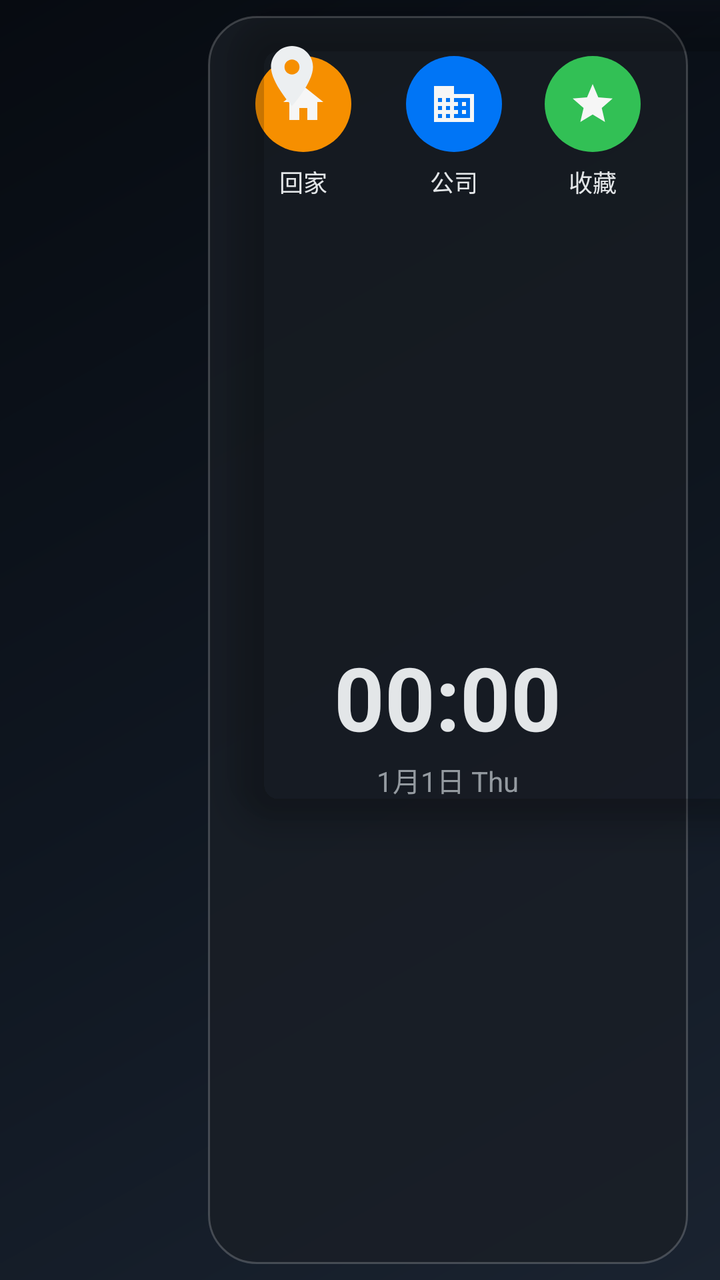
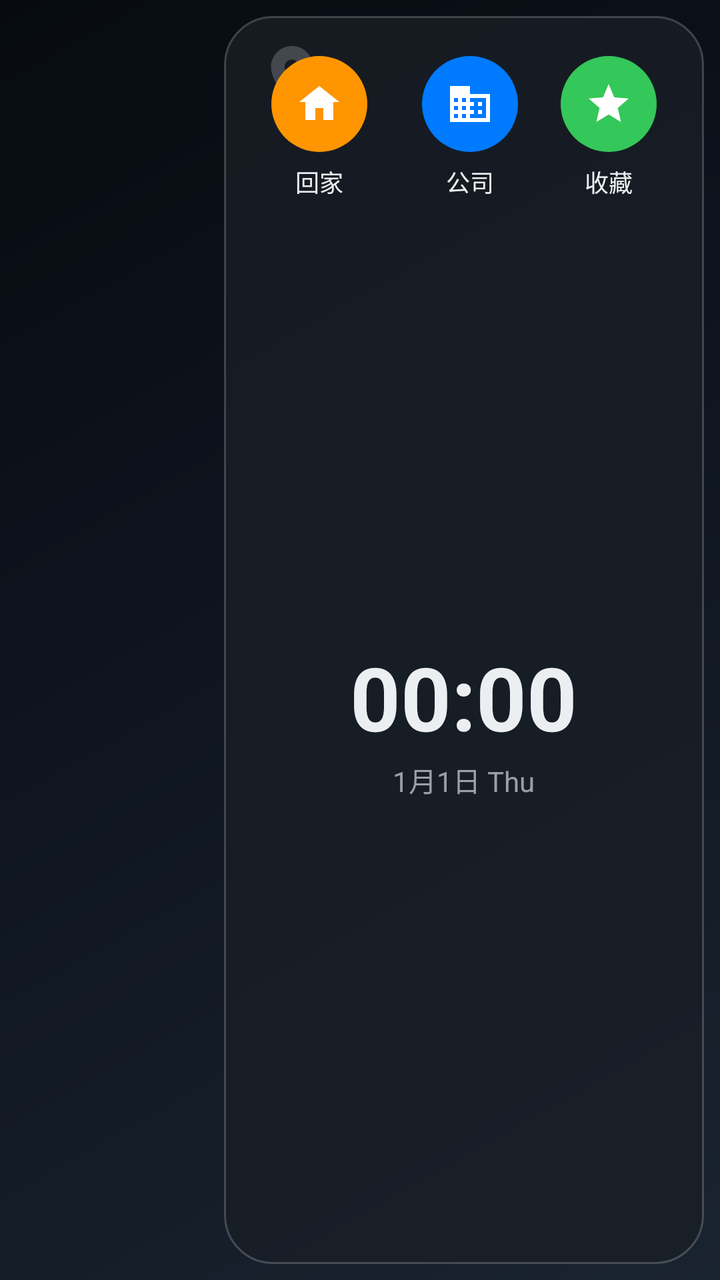

An Android layout rendered at two revisions. The XML below is the earlier revision; the diff shows what the commit changed to produce the second picture.
<!-- AndroidManifest.xml: application theme Theme.NUI -->
<!-- res/layout/page_desktop.xml -->
<?xml version="1.0" encoding="utf-8"?>
<FrameLayout xmlns:android="http://schemas.android.com/apk/res/android"
    xmlns:app="http://schemas.android.com/apk/res-auto"
    android:layout_width="match_parent"
    android:layout_height="match_parent">

    
    <com.google.android.material.card.MaterialCardView
        android:id="@+id/mapPanel"
        android:layout_width="600dp"
        android:layout_height="400dp"
        android:layout_marginStart="116dp"
        android:layout_marginTop="8dp"
        app:cardCornerRadius="24dp"
        app:cardElevation="10dp"
        app:cardBackgroundColor="@android:color/transparent"
        app:strokeWidth="0dp">

        <FrameLayout
            android:id="@+id/mapContainer"
            android:layout_width="match_parent"
            android:layout_height="match_parent"
            android:background="@android:color/transparent" />

        <ImageButton
            android:id="@+id/btnSwitchMap"
            android:layout_width="40dp"
            android:layout_height="40dp"
            android:layout_gravity="top|start"
            android:layout_margin="10dp"
            android:background="@drawable/bg_dock_item"
            android:contentDescription="@string/dock_map"
            android:scaleType="centerInside"
            android:src="@drawable/ic_dock_map"
            android:tint="@color/text_primary" />
    </com.google.android.material.card.MaterialCardView>

    
    <LinearLayout
        android:id="@+id/rightPanel"
        android:layout_width="240dp"
        android:layout_height="match_parent"
        android:layout_gravity="top|end"
        android:orientation="vertical"
        android:padding="16dp"
        android:layout_marginTop="8dp"
        android:layout_marginBottom="8dp"
        android:layout_marginEnd="16dp"
        android:background="@drawable/bg_panel">

        
        <LinearLayout
            android:id="@+id/navRow"
            android:layout_width="match_parent"
            android:layout_height="wrap_content"
            android:orientation="horizontal"
            android:gravity="center">

            <LinearLayout
                android:id="@+id/btnNavHome"
                android:layout_width="0dp"
                android:layout_height="wrap_content"
                android:layout_weight="1"
                android:layout_marginEnd="6dp"
                android:orientation="vertical"
                android:gravity="center"
                android:clickable="true"
                android:focusable="true"
                android:background="?attr/selectableItemBackgroundBorderless"
                android:paddingTop="4dp"
                android:paddingBottom="4dp">

                <ImageView
                    android:id="@+id/navIconHome"
                    android:layout_width="48dp"
                    android:layout_height="48dp"
                    android:scaleType="centerInside"
                    android:background="@drawable/bg_nav_home_circle"
                    android:tint="#FFFFFF"
                    android:padding="10dp"
                    android:src="@drawable/ic_nav_home" />

                <TextView
                    android:id="@+id/navLabelHome"
                    android:layout_width="wrap_content"
                    android:layout_height="wrap_content"
                    android:layout_marginTop="6dp"
                    android:text="回家"
                    android:textSize="12sp"
                    android:textColor="@color/text_primary"
                    android:maxLines="1"
                    android:ellipsize="end" />
            </LinearLayout>

            <LinearLayout
                android:id="@+id/btnNavCompany"
                android:layout_width="0dp"
                android:layout_height="wrap_content"
                android:layout_weight="1"
                android:layout_marginStart="6dp"
                android:orientation="vertical"
                android:gravity="center"
                android:clickable="true"
                android:focusable="true"
                android:background="?attr/selectableItemBackgroundBorderless"
                android:paddingTop="4dp"
                android:paddingBottom="4dp">

                <ImageView
                    android:id="@+id/navIconCompany"
                    android:layout_width="48dp"
                    android:layout_height="48dp"
                    android:scaleType="centerInside"
                    android:background="@drawable/bg_nav_company_circle"
                    android:tint="#FFFFFF"
                    android:padding="10dp"
                    android:src="@drawable/ic_nav_company" />

                <TextView
                    android:id="@+id/navLabelCompany"
                    android:layout_width="wrap_content"
                    android:layout_height="wrap_content"
                    android:layout_marginTop="6dp"
                    android:text="公司"
                    android:textSize="12sp"
                    android:textColor="@color/text_primary"
                    android:maxLines="1"
                    android:ellipsize="end" />
            </LinearLayout>

            <LinearLayout
                android:id="@+id/btnNavFavorite"
                android:layout_width="0dp"
                android:layout_height="wrap_content"
                android:layout_weight="1"
                android:layout_marginStart="6dp"
                android:orientation="vertical"
                android:gravity="center"
                android:clickable="true"
                android:focusable="true"
                android:background="?attr/selectableItemBackgroundBorderless"
                android:paddingTop="4dp"
                android:paddingBottom="4dp">

                <ImageView
                    android:id="@+id/navIconFavorite"
                    android:layout_width="48dp"
                    android:layout_height="48dp"
                    android:scaleType="centerInside"
                    android:background="@drawable/bg_nav_favorite_circle"
                    android:tint="#FFFFFF"
                    android:padding="10dp"
                    android:src="@drawable/ic_nav_favorite" />

                <TextView
                    android:id="@+id/navLabelFavorite"
                    android:layout_width="wrap_content"
                    android:layout_height="wrap_content"
                    android:layout_marginTop="6dp"
                    android:text="收藏"
                    android:textSize="12sp"
                    android:textColor="@color/text_primary"
                    android:maxLines="1"
                    android:ellipsize="end" />
            </LinearLayout>
        </LinearLayout>

        
            
            <include
                android:id="@+id/navInfoOverlay"
                layout="@layout/view_nav_info"
                android:layout_width="match_parent"
                android:layout_height="wrap_content" />

        
        <LinearLayout
            android:layout_width="match_parent"
            android:layout_height="0dp"
            android:layout_weight="1"
            android:orientation="vertical"
            android:gravity="center"
            android:layout_marginTop="8dp">

            <TextClock
                android:id="@+id/clockTime"
                android:layout_width="wrap_content"
                android:layout_height="wrap_content"
                android:format12Hour="HH:mm"
                android:format24Hour="HH:mm"
                android:textSize="44sp"
                android:textColor="@color/text_primary"
                android:textStyle="bold" />

            <TextClock
                android:id="@+id/clockDate"
                android:layout_width="wrap_content"
                android:layout_height="wrap_content"
                android:format12Hour="M月d日 EEE"
                android:format24Hour="M月d日 EEE"
                android:textSize="14sp"
                android:textColor="@color/text_secondary"
                android:layout_marginTop="2dp" />

            <TextView
                android:id="@+id/weatherText"
                android:layout_width="wrap_content"
                android:layout_height="wrap_content"
                android:textSize="14sp"
                android:textColor="@color/text_secondary"
                android:layout_marginTop="2dp"
                android:visibility="gone" />
        </LinearLayout>

        
        <com.google.android.material.card.MaterialCardView
            android:id="@+id/musicPanel"
            android:layout_width="match_parent"
            android:layout_height="wrap_content"
            android:layout_marginTop="8dp"
            app:cardCornerRadius="16dp"
            app:cardElevation="6dp"
            app:cardBackgroundColor="@color/map_bg"
            app:strokeWidth="0dp">

            <FrameLayout
                android:id="@+id/musicContainer"
                android:layout_width="match_parent"
                android:layout_height="match_parent" />
        </com.google.android.material.card.MaterialCardView>
    </LinearLayout>
</FrameLayout>
<!-- res/layout/view_nav_info.xml (included above) -->
<?xml version="1.0"?>
<LinearLayout xmlns:android="http://schemas.android.com/apk/res/android"
    android:layout_width="match_parent"
    android:layout_height="wrap_content"
    android:orientation="vertical"
    android:gravity="center_horizontal"
    android:background="@drawable/bg_nav_card"
    android:paddingStart="12dp"
    android:paddingEnd="12dp"
    android:paddingTop="10dp"
    android:paddingBottom="12dp"
    android:visibility="gone">

    
    <LinearLayout
        android:id="@+id/navInfoNavBlock"
        android:layout_width="match_parent"
        android:layout_height="wrap_content"
        android:orientation="vertical"
        android:gravity="center_horizontal"
        android:visibility="gone">

        
        <LinearLayout
            android:layout_width="match_parent"
            android:layout_height="wrap_content"
            android:orientation="horizontal"
            android:gravity="center">

            <ImageView
                android:id="@+id/navInfoTurn"
                android:layout_width="56dp"
                android:layout_height="56dp"
                android:scaleType="centerInside"
                android:contentDescription="转向"
                android:visibility="gone" />

            <TextView
                android:id="@+id/navInfoDest"
                android:layout_width="0dp"
                android:layout_height="wrap_content"
                android:layout_weight="1"
                android:layout_marginStart="8dp"
                android:text="回家"
                android:textSize="18sp"
                android:textStyle="bold"
                android:textColor="#FFFFFF"
                android:maxLines="1"
                android:ellipsize="end" />
        </LinearLayout>

        
        <TextView
            android:id="@+id/navInfoEta"
            android:layout_width="wrap_content"
            android:layout_height="wrap_content"
            android:layout_marginTop="2dp"
            android:text="23分钟 · 12公里"
            android:textSize="26sp"
            android:textStyle="bold"
            android:textColor="#FFFFFF"
            android:maxLines="1"
            android:ellipsize="end" />

        
        <LinearLayout
            android:id="@+id/navInfoCamera"
            android:layout_width="wrap_content"
            android:layout_height="wrap_content"
            android:layout_marginTop="6dp"
            android:background="@drawable/bg_nav_camera"
            android:paddingStart="10dp"
            android:paddingEnd="12dp"
            android:paddingTop="4dp"
            android:paddingBottom="4dp"
            android:gravity="center_vertical"
            android:orientation="horizontal"
            android:visibility="gone">

            <ImageView
                android:id="@+id/navInfoCameraIcon"
                android:layout_width="38dp"
                android:layout_height="38dp"
                android:background="@drawable/camera_shape"
                android:contentDescription="@null"
                android:src="@drawable/camera_default" />

            <TextView
                android:id="@+id/navInfoCameraText"
                android:layout_width="wrap_content"
                android:layout_height="wrap_content"
                android:layout_marginStart="6dp"
                android:text="300米测速 限速60"
                android:textSize="24sp"
                android:textStyle="bold"
                android:textColor="#FFD54F"
                android:maxLines="1"
                android:ellipsize="end" />
        </LinearLayout>

        
        <TextView
            android:id="@+id/navInfoExit"
            android:layout_width="wrap_content"
            android:layout_height="wrap_content"
            android:layout_marginTop="4dp"
            android:text="出口 郑州 · 2公里"
            android:textSize="18sp"
            android:textStyle="bold"
            android:textColor="#FFFFFF"
            android:maxLines="1"
            android:ellipsize="end"
            android:visibility="gone" />

        
        <TextView
            android:id="@+id/navInfoTmc"
            android:layout_width="wrap_content"
            android:layout_height="wrap_content"
            android:layout_marginTop="4dp"
            android:text="前方800米 拥堵"
            android:textSize="18sp"
            android:textStyle="bold"
            android:textColor="#FF5252"
            android:maxLines="1"
            android:ellipsize="end"
            android:visibility="gone" />

        
        <LinearLayout
            android:layout_width="wrap_content"
            android:layout_height="wrap_content"
            android:layout_marginTop="6dp"
            android:gravity="center_vertical"
            android:orientation="horizontal">

            <TextView
                android:id="@+id/navSpeedCircle"
                android:layout_width="64dp"
                android:layout_height="64dp"
                android:background="@drawable/bg_speed_circle"
                android:gravity="center"
                android:text="65"
                android:textSize="36sp"
                android:textStyle="bold"
                android:textColor="#FFFFFF"
                android:maxLines="1" />

            
            <TextView
                android:id="@+id/navLimitCircle"
                android:layout_width="64dp"
                android:layout_height="64dp"
                android:layout_marginStart="14dp"
                android:background="@drawable/bg_speed_limit"
                android:gravity="center"
                android:text="60"
                android:textSize="36sp"
                android:textStyle="bold"
                android:textColor="#1C1C1E"
                android:maxLines="1"
                android:visibility="gone" />
        </LinearLayout>
    </LinearLayout>

    
    <LinearLayout
        android:id="@+id/navInfoCruiseBlock"
        android:layout_width="match_parent"
        android:layout_height="wrap_content"
        android:orientation="vertical"
        android:gravity="center_horizontal"
        android:visibility="gone">

        
        <LinearLayout
            android:id="@+id/cruiseRow"
            android:layout_width="wrap_content"
            android:layout_height="wrap_content"
            android:gravity="center_vertical"
            android:orientation="horizontal">

            <TextView
                android:id="@+id/cruiseSpeed"
                android:layout_width="64dp"
                android:layout_height="64dp"
                android:background="@drawable/bg_speed_circle"
                android:gravity="center"
                android:text="65"
                android:textSize="36sp"
                android:textStyle="bold"
                android:textColor="#FFFFFF"
                android:maxLines="1" />

            
            <TextView
                android:id="@+id/cruiseLimit"
                android:layout_width="64dp"
                android:layout_height="64dp"
                android:layout_marginStart="14dp"
                android:background="@drawable/bg_speed_limit"
                android:gravity="center"
                android:text="60"
                android:textSize="36sp"
                android:textStyle="bold"
                android:textColor="#1C1C1E"
                android:maxLines="1"
                android:visibility="gone" />
        </LinearLayout>

        
        <LinearLayout
            android:id="@+id/cruiseCamOther"
            android:layout_width="wrap_content"
            android:layout_height="wrap_content"
            android:layout_marginTop="6dp"
            android:gravity="center_vertical"
            android:orientation="horizontal"
            android:visibility="gone">

            <ImageView
                android:id="@+id/cruiseCamOtherIcon"
                android:layout_width="38dp"
                android:layout_height="38dp"
                android:background="@drawable/camera_shape"
                android:contentDescription="@null"
                android:src="@drawable/camera_light" />

            <TextView
                android:id="@+id/cruiseCamOtherText"
                android:layout_width="wrap_content"
                android:layout_height="wrap_content"
                android:layout_marginStart="8dp"
                android:text="300米"
                android:textSize="40sp"
                android:textColor="#FFFFFF"
                android:maxLines="1"
                android:ellipsize="end" />
        </LinearLayout>

        
        <LinearLayout
            android:id="@+id/cruiseLight"
            android:layout_width="wrap_content"
            android:layout_height="wrap_content"
            android:layout_marginTop="6dp"
            android:gravity="center_vertical"
            android:orientation="horizontal"
            android:visibility="gone" />
    </LinearLayout>
</LinearLayout>
<!-- resources referenced by this layout -->
<resources>
  <color name="map_bg">#0B1426</color>
  <color name="text_primary">#ECEFF1</color>
  <color name="text_secondary">#9AA0A6</color>
  <!-- drawable bg_dock_item (drawable) -->
  <?xml version="1.0" encoding="utf-8"?>
  <ripple xmlns:android="http://schemas.android.com/apk/res/android"
      android:color="#33FFFFFF">
      <item android:id="@android:id/mask">
          <shape android:shape="rectangle">
              <solid android:color="@android:color/white" />
              <corners android:radius="16dp" />
          </shape>
      </item>
  </ripple>
  <!-- drawable bg_nav_camera (drawable) -->
  <?xml version="1.0" encoding="utf-8"?>
  <shape xmlns:android="http://schemas.android.com/apk/res/android"
      android:shape="rectangle">
      <solid android:color="#4D8B1A1A" />
      <corners android:radius="10dp" />
      <stroke
          android:width="1dp"
          android:color="#80FFD54F" />
  </shape>
  <!-- drawable bg_nav_card (drawable) -->
  <?xml version="1.0" encoding="utf-8"?>
  <shape xmlns:android="http://schemas.android.com/apk/res/android"
      android:shape="rectangle">
      <solid android:color="#E61B2432" />
      <corners android:radius="16dp" />
      <stroke
          android:width="2dp"
          android:color="#4D8AB4F8" />
  </shape>
  <!-- drawable bg_nav_company_circle (drawable) -->
  <?xml version="1.0" encoding="utf-8"?>
  <shape xmlns:android="http://schemas.android.com/apk/res/android"
      android:shape="oval">
      <solid android:color="#007AFF" />
  </shape>
  <!-- drawable bg_nav_favorite_circle (drawable) -->
  <?xml version="1.0" encoding="utf-8"?>
  <shape xmlns:android="http://schemas.android.com/apk/res/android"
      android:shape="oval">
      <solid android:color="#34C759" />
  </shape>
  <!-- drawable bg_nav_home_circle (drawable) -->
  <?xml version="1.0" encoding="utf-8"?>
  <shape xmlns:android="http://schemas.android.com/apk/res/android"
      android:shape="oval">
      <solid android:color="#FF9500" />
  </shape>
  <!-- drawable bg_panel (drawable) -->
  <?xml version="1.0" encoding="utf-8"?>
  <shape xmlns:android="http://schemas.android.com/apk/res/android"
      android:shape="rectangle">
      
      <solid android:color="@color/panel_bg" />
      <corners android:radius="24dp" />
      <stroke
          android:width="1dp"
          android:color="@color/divider" />
  </shape>
  <!-- drawable bg_speed_circle (drawable) -->
  <?xml version="1.0" encoding="utf-8"?>
  <shape xmlns:android="http://schemas.android.com/apk/res/android"
      android:shape="oval">
      <solid android:color="#000000" />
      <stroke
          android:width="3dp"
          android:color="#2196F3" />
  </shape>
  <!-- drawable bg_speed_limit (drawable) -->
  <?xml version="1.0" encoding="utf-8"?>
  <shape xmlns:android="http://schemas.android.com/apk/res/android"
      android:shape="oval">
      <solid android:color="#FFFFFF" />
      <stroke
          android:width="4dp"
          android:color="#E53935" />
  </shape>
  <!-- drawable ic_nav_favorite (drawable) -->
  <?xml version="1.0" encoding="utf-8"?>
  <vector xmlns:android="http://schemas.android.com/apk/res/android"
      android:width="24dp"
      android:height="24dp"
      android:viewportWidth="24"
      android:viewportHeight="24"
      android:tint="#FFFFFF">
      <path
          android:fillColor="#FFFFFFFF"
          android:pathData="M12,17.27L18.18,21l-1.64,-7.03L22,9.24l-7.19,-0.61L12,2 9.19,8.63 2,9.24l5.46,4.73L5.82,21z" />
  </vector>
  <!-- drawable ic_nav_home (drawable) -->
  <?xml version="1.0" encoding="utf-8"?>
  <vector xmlns:android="http://schemas.android.com/apk/res/android"
      android:width="24dp"
      android:height="24dp"
      android:viewportWidth="24"
      android:viewportHeight="24"
      android:tint="#FFFFFF">
      <path
          android:fillColor="#FFFFFFFF"
          android:pathData="M10,20v-6h4v6h5v-9h3L12,3 2,11h3v9z" />
  </vector>
  <string name="dock_map">地图</string>
  <color name="panel_bg">#CC1A1F26</color>
  <color name="divider">#33FFFFFF</color>
  <color name="accent">#00C5D3</color>
  <!-- unchanged entries left out for length: 7 -->
</resources>

<!-- the commit's change to res/layout/page_desktop.xml (unified diff, before → after) -->
@@ -12,7 +12,7 @@
         android:layout_marginStart="116dp"
         android:layout_marginTop="8dp"
         app:cardCornerRadius="24dp"
-        app:cardElevation="10dp"
+        app:cardElevation="0dp"
         app:cardBackgroundColor="@android:color/transparent"
         app:strokeWidth="0dp">
 
@@ -45,7 +45,7 @@
         android:padding="16dp"
         android:layout_marginTop="8dp"
         android:layout_marginBottom="8dp"
-        android:layout_marginEnd="16dp"
+        android:layout_marginEnd="8dp"
         android:background="@drawable/bg_panel">
 
         
